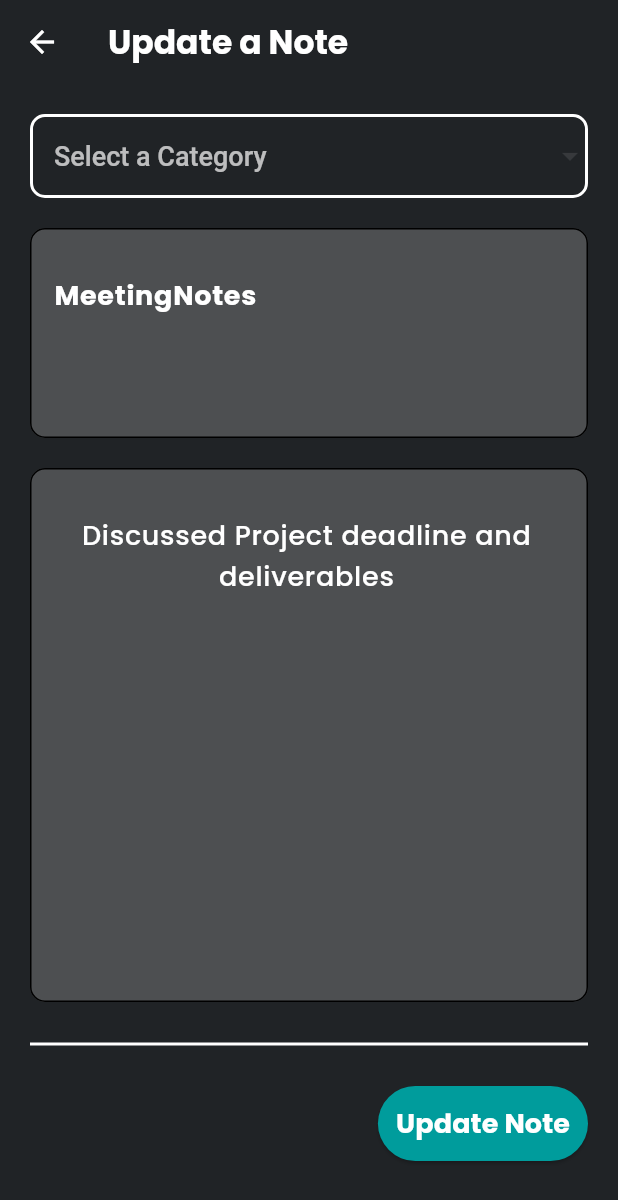
After one commit to PAIshanMadusha/Note-Nest-Application, a Flutter app: the UpdateNotePage screen opened directly with sample values from the repository, on a phone screen of 412 x 824 dp. The commit adds this screen. Shown: the top 1200 px of the screen. Run offline on Flutter 3.47's test engine with Material 3 defaults, Android fonts, the light colour scheme and no system bars; our stand-ins replace go_router, google_fonts, hive, hive_flutter; accounts and stored records are empty.

Commit message:
Note Update and Delete

```diff
--- a/lib/pages/create_a_new_note_page.dart
+++ b/lib/pages/create_a_new_note_page.dart
@@ -221,13 +221,13 @@ class _CreateANewNotePageState extends State<CreateANewNotePage> {
                         return null;
                       },
                       maxLines: 12,
-                      textAlign: TextAlign.justify,
+                      textAlign: TextAlign.center,
                       style: AppTextStyles.appDescription,
                       decoration: InputDecoration(
                         hintText: "Content",
                         hintStyle: AppTextStyles.appTitle.copyWith(
                           fontSize: 32,
-                          color: AppColors.kBackGroundColor,
+                          color: const Color.fromARGB(255, 36, 52, 68),
                         ),
                         enabledBorder: OutlineInputBorder(
                           borderRadius: BorderRadius.circular(10),
--- a/lib/pages/note_by_category_page.dart
+++ b/lib/pages/note_by_category_page.dart
@@ -1,4 +1,5 @@
 import 'package:flutter/material.dart';
+import 'package:note_nest_application/app_helpers/snackbar.dart';
 import 'package:note_nest_application/models/note_model.dart';
 import 'package:note_nest_application/services/note_service.dart';
 import 'package:note_nest_application/utils/app_constants.dart';
@@ -31,6 +32,25 @@ class _NoteByCategoryState extends State<NoteByCategory> {
   Future<void> _loadNotesByCategory() async {
     noteList = await noteService.getNotesByCategoryName(widget.category);
     setState(() {});
+  }
+
+  //Edit Note
+  void _editNote(NoteModel note) {
+    AppRouter.router.push("/edit-note", extra: note);
+  }
+
+  //Delete Note
+  Future<void> _removeNote(String id) async {
+    try {
+      await noteService.deleteNote(id);
+      if (context.mounted) {
+        AppHelper.showSnackBar(context, "Note Deleted Successfully!");
+      }
+    } catch (error) {
+      if (context.mounted) {
+        AppHelper.showSnackBar(context, "Error: $error");
+      }
+    }
   }
 
   @override
@@ -78,8 +98,15 @@ class _NoteByCategoryState extends State<NoteByCategory> {
                   return CategoryNoteCard(
                     noteTitle: noteList[index].title,
                     noteContent: noteList[index].content,
-                    removeNote: () async{},
-                    editNote: () async{},
+                    removeNote: () async {
+                      await _removeNote(noteList[index].id);
+                      setState(() {
+                        noteList.removeAt(index);
+                      });
+                    },
+                    editNote: () async {
+                      _editNote(noteList[index]);
+                    },
                   );
                 },
               ),
--- /dev/null
+++ b/lib/pages/update_note_page.dart
@@ -0,0 +1,239 @@
+import 'package:flutter/material.dart';
+import 'package:google_fonts/google_fonts.dart';
+import 'package:note_nest_application/models/note_model.dart';
+import 'package:note_nest_application/services/note_service.dart';
+import 'package:note_nest_application/utils/app_colors.dart';
+import 'package:note_nest_application/utils/app_constants.dart';
+import 'package:note_nest_application/utils/app_text_styles.dart';
+
+class UpdateNotePage extends StatefulWidget {
+  final NoteModel note;
+  const UpdateNotePage({
+    super.key,
+    required this.note,
+  });
+
+  @override
+  State<UpdateNotePage> createState() => _UpdateNotePageState();
+}
+
+class _UpdateNotePageState extends State<UpdateNotePage> {
+  List<String> categories = [];
+
+  final NoteService noteService = NoteService();
+
+  final _formKey = GlobalKey<FormState>();
+  final TextEditingController _noteTitleController = TextEditingController();
+  final TextEditingController _noteContentController = TextEditingController();
+  String category = "";
+
+  @override
+  void dispose() {
+    _noteTitleController.dispose();
+    _noteContentController.dispose();
+    super.dispose();
+  }
+
+  Future _loadCategories() async {
+    categories = await noteService.getAllCategories();
+    setState(() {});
+  }
+
+  @override
+  void initState() {
+    _noteTitleController.text = widget.note.title;
+    _noteContentController.text = widget.note.content;
+    category = widget.note.category;
+    _loadCategories();
+    super.initState();
+  }
+
+  @override
+  Widget build(BuildContext context) {
+    return Scaffold(
+      appBar: AppBar(
+        title: Text(
+          "Update a Note",
+          style: AppTextStyles.appSubTitle,
+        ),
+      ),
+      body: SingleChildScrollView(
+        child: Column(
+          children: [
+            SizedBox(
+              height: AppConstants.kSizedBoxValue,
+            ),
+            Container(
+              margin: EdgeInsets.symmetric(
+                horizontal: AppConstants.kDefaultPadding,
+              ),
+              child: Form(
+                key: _formKey,
+                child: Column(
+                  children: [
+                    //Dropdown
+                    Container(
+                      decoration: BoxDecoration(
+                        borderRadius: BorderRadius.circular(20),
+                      ),
+                      child: DropdownButtonFormField<String>(
+                        validator: (value) {
+                          if (value == null || value.isEmpty) {
+                            return "Please Select a Category";
+                          }
+                          return null;
+                        },
+                        style: TextStyle(
+                          fontFamily: GoogleFonts.roboto().fontFamily,
+                        ),
+                        isExpanded: false,
+                        hint: Text(
+                          "Select a Category",
+                          style: AppTextStyles.appDescription.copyWith(
+                            // ignore: deprecated_member_use
+                            color:
+                                // ignore: deprecated_member_use
+                                AppColors.kWhiteColor.withOpacity(0.7),
+                            fontFamily: GoogleFonts.roboto().fontFamily,
+                          ),
+                        ),
+                        decoration: InputDecoration(
+                          enabledBorder: OutlineInputBorder(
+                            borderRadius: BorderRadius.circular(10),
+                            borderSide: BorderSide(
+                              color: AppColors.kWhiteColor,
+                              width: 2,
+                            ),
+                          ),
+                          focusedBorder: OutlineInputBorder(
+                            borderRadius: BorderRadius.circular(20),
+                            borderSide: BorderSide(
+                              color: AppColors.kWhiteColor,
+                              width: 2,
+                            ),
+                          ),
+                        ),
+                        items: categories.map(
+                          (String category) {
+                            return DropdownMenuItem<String>(
+                              alignment: Alignment.centerLeft,
+                              value: category,
+                              child: Text(
+                                category,
+                                style: AppTextStyles.appDescription,
+                              ),
+                            );
+                          },
+                        ).toList(),
+                        onChanged: (String? value) {
+                          setState(() {
+                            category = value!;
+                          });
+                        },
+                      ),
+                    ),
+                    SizedBox(
+                      height: AppConstants.kSizedBoxValue,
+                    ),
+                    //TextFormField
+                    TextFormField(
+                      controller: _noteTitleController,
+                      validator: (value) {
+                        if (value == null || value.isEmpty) {
+                          return "Please Enter a Note Title";
+                        }
+                        return null;
+                      },
+                      textAlign: TextAlign.justify,
+                      maxLines: 4,
+                      style: AppTextStyles.appButton,
+                      decoration: InputDecoration(
+                        hintText: "Note Title",
+                        hintStyle: AppTextStyles.appTitle.copyWith(
+                          fontSize: 32,
+                          color: AppColors.kBackGroundColor,
+                        ),
+                        enabledBorder: OutlineInputBorder(
+                          borderRadius: BorderRadius.circular(10),
+                        ),
+                        focusedBorder: OutlineInputBorder(
+                          borderRadius: BorderRadius.circular(20),
+                        ),
+                        // ignore: deprecated_member_use
+                        fillColor: AppColors.kWhiteColor.withOpacity(0.2),
+                        filled: true,
+                      ),
+                    ),
+                    SizedBox(
+                      height: AppConstants.kSizedBoxValue,
+                    ),
+                    TextFormField(
+                      controller: _noteContentController,
+                      validator: (value) {
+                        if (value == null || value.isEmpty) {
+                          return "Please Enter a Note Content";
+                        }
+                        return null;
+                      },
+                      maxLines: 12,
+                      textAlign: TextAlign.center,
+                      style: AppTextStyles.appDescription,
+                      decoration: InputDecoration(
+                        hintText: "Content",
+                        hintStyle: AppTextStyles.appTitle.copyWith(
+                          fontSize: 32,
+                          color: AppColors.kBackGroundColor,
+                        ),
+                        enabledBorder: OutlineInputBorder(
+                          borderRadius: BorderRadius.circular(10),
+                        ),
+                        focusedBorder: OutlineInputBorder(
+                          borderRadius: BorderRadius.circular(20),
+                        ),
+                        // ignore: deprecated_member_use
+                        fillColor: AppColors.kWhiteColor.withOpacity(0.2),
+                        filled: true,
+                      ),
+                    ),
+                    SizedBox(
+                      height: AppConstants.kSizedBoxValue,
+                    ),
+                    Divider(
+                      color: AppColors.kWhiteColor,
+                      thickness: 2,
+                    ),
+                    SizedBox(
+                      height: AppConstants.kSizedBoxValue,
+                    ),
+                    Row(
+                      mainAxisAlignment: MainAxisAlignment.end,
+                      children: [
+                        ElevatedButton(
+                          style: ButtonStyle(
+                            padding: WidgetStatePropertyAll(
+                              EdgeInsets.all(12),
+                            ),
+                            backgroundColor: WidgetStatePropertyAll(
+                              AppColors.kCardColorG1,
+                            ),
+                          ),
+                          onPressed: () {
+
+                          },
+                          child: Text(
+                            "Update Note",
+                            style: AppTextStyles.appButton,
+                          ),
+                        ),
+                      ],
+                    ),
+                  ],
+                ),
+              ),
+            ),
+          ],
+        ),
+      ),
+    );
+  }
+}
--- a/lib/utils/app_router.dart
+++ b/lib/utils/app_router.dart
@@ -1,10 +1,12 @@
 import 'package:flutter/material.dart';
 import 'package:go_router/go_router.dart';
+import 'package:note_nest_application/models/note_model.dart';
 import 'package:note_nest_application/pages/create_a_new_note_page.dart';
 import 'package:note_nest_application/pages/home_page.dart';
 import 'package:note_nest_application/pages/note_by_category_page.dart';
 import 'package:note_nest_application/pages/notes_page.dart';
 import 'package:note_nest_application/pages/todo_list_page.dart';
+import 'package:note_nest_application/pages/update_note_page.dart';
 
 class AppRouter {
   static final router = GoRouter(
@@ -56,6 +58,17 @@ class AppRouter {
           );
         },
       ),
+      //Edit Note
+      GoRoute(
+        name: "EditNote",
+        path: "/edit-note",
+        builder: (context, state) {
+          final NoteModel note = state.extra as NoteModel;
+          return UpdateNotePage(
+            note: note,
+          );
+        },
+      ),
     ],
   );
 }
```
